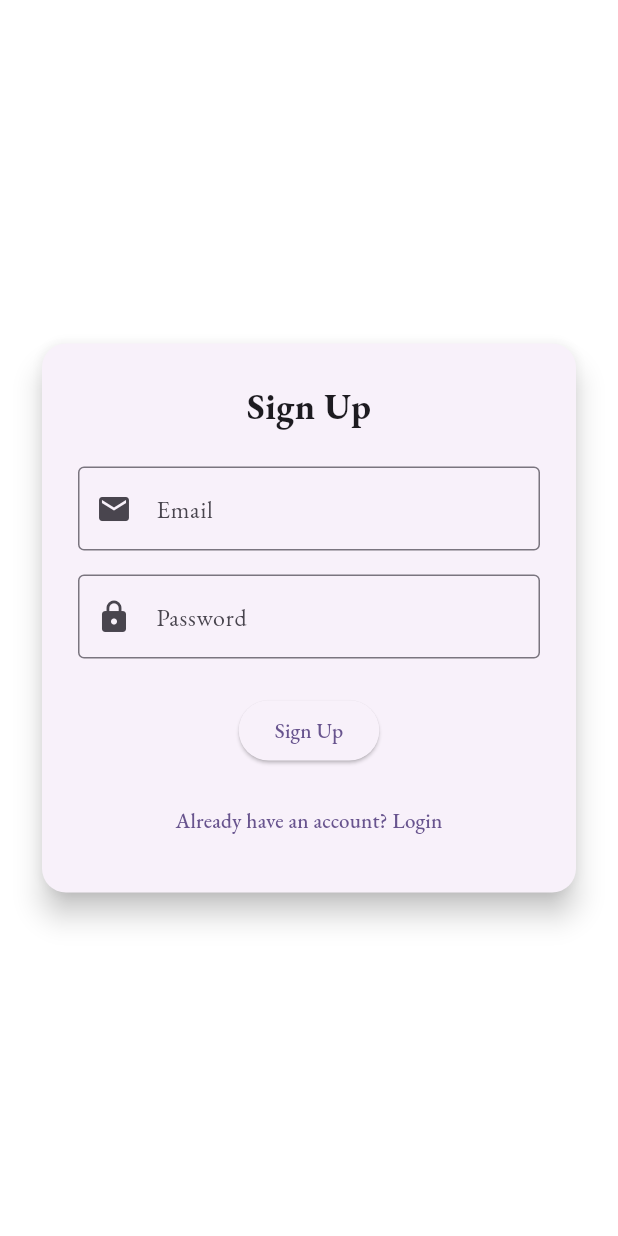
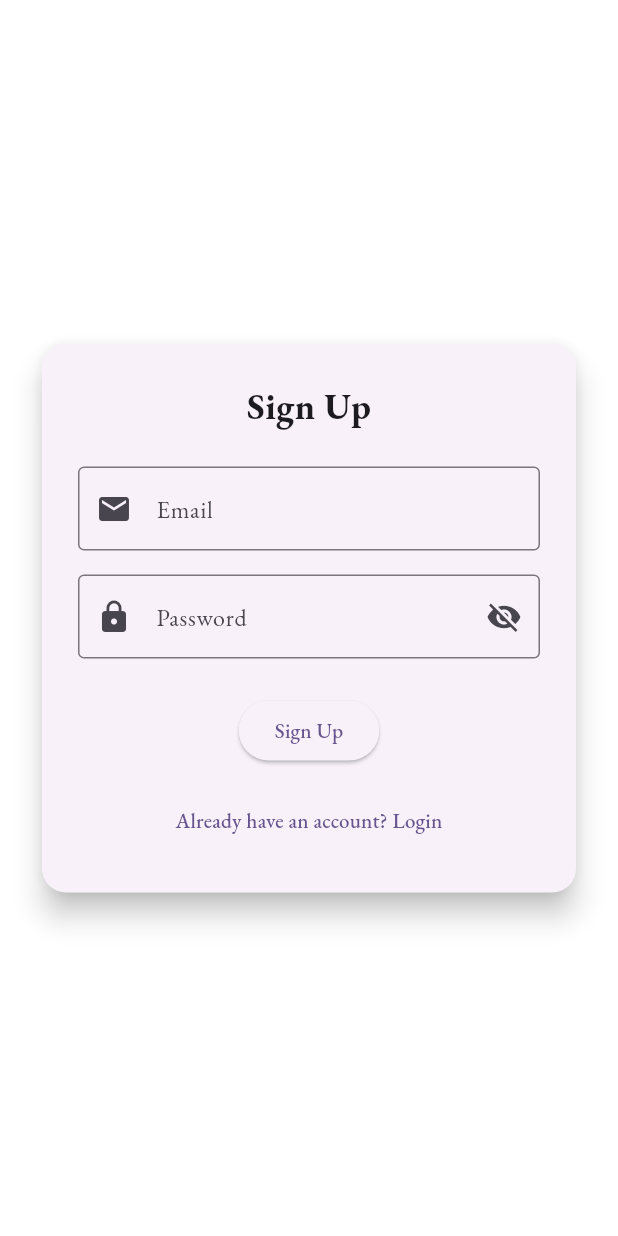
Before and after one commit to fadhuweb/note_app, a Flutter app: the screen it shows after launch, after a tap on "Log In", after a tap on "Don't have an account? Sign up", on a phone screen of 412 x 824 dp. Run offline on Flutter 3.47's test engine with Material 3 defaults, Android fonts, the phone set to English and light mode, and no system bars; our stand-ins replace cloud_firestore, firebase_auth, firebase_core, flutter_bloc, google_fonts; accounts and stored records are empty.

Commit message:
improved the UX of the login and signup pages

```diff
--- a/lib/presentation/screens/auth/login_screen.dart
+++ b/lib/presentation/screens/auth/login_screen.dart
@@ -15,6 +15,7 @@ class _LoginScreenState extends State<LoginScreen> {
   final _formKey = GlobalKey<FormState>();
   final _emailController = TextEditingController();
   final _passwordController = TextEditingController();
+  bool _obscurePassword = true; // 👁️ Toggle state
 
   void _login(BuildContext context) {
     if (_formKey.currentState!.validate()) {
@@ -79,11 +80,21 @@ class _LoginScreenState extends State<LoginScreen> {
                         const SizedBox(height: 16),
                         TextFormField(
                           controller: _passwordController,
-                          obscureText: true,
-                          decoration: const InputDecoration(
+                          obscureText: _obscurePassword,
+                          decoration: InputDecoration(
                             labelText: "Password",
-                            prefixIcon: Icon(Icons.lock),
-                            border: OutlineInputBorder(),
+                            prefixIcon: const Icon(Icons.lock),
+                            border: const OutlineInputBorder(),
+                            suffixIcon: IconButton(
+                              icon: Icon(
+                                _obscurePassword ? Icons.visibility_off : Icons.visibility,
+                              ),
+                              onPressed: () {
+                                setState(() {
+                                  _obscurePassword = !_obscurePassword;
+                                });
+                              },
+                            ),
                           ),
                           validator: (value) {
                             if (value == null || value.length < 6) {
--- a/lib/presentation/screens/auth/signup_screen.dart
+++ b/lib/presentation/screens/auth/signup_screen.dart
@@ -15,6 +15,7 @@ class _SignupScreenState extends State<SignupScreen> {
   final _formKey = GlobalKey<FormState>();
   final _emailController = TextEditingController();
   final _passwordController = TextEditingController();
+  bool _obscurePassword = true; // 👁️ Password visibility toggle
 
   void _signup(BuildContext context) {
     if (_formKey.currentState!.validate()) {
@@ -79,11 +80,21 @@ class _SignupScreenState extends State<SignupScreen> {
                         const SizedBox(height: 16),
                         TextFormField(
                           controller: _passwordController,
-                          obscureText: true,
-                          decoration: const InputDecoration(
+                          obscureText: _obscurePassword,
+                          decoration: InputDecoration(
                             labelText: "Password",
-                            prefixIcon: Icon(Icons.lock),
-                            border: OutlineInputBorder(),
+                            prefixIcon: const Icon(Icons.lock),
+                            border: const OutlineInputBorder(),
+                            suffixIcon: IconButton(
+                              icon: Icon(
+                                _obscurePassword ? Icons.visibility_off : Icons.visibility,
+                              ),
+                              onPressed: () {
+                                setState(() {
+                                  _obscurePassword = !_obscurePassword;
+                                });
+                              },
+                            ),
                           ),
                           validator: (value) {
                             if (value == null || value.length < 6) {
```
Also changed, not shown: lib/presentation/screens/notes/notes_screen.dart (+30 -8 lines), 1 other file.
